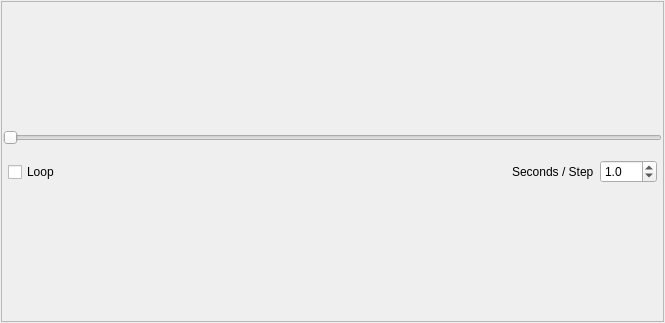
Old version of the form Experimental/QtTools/AnimationControl.ui in the repository perryiv/cadkit.
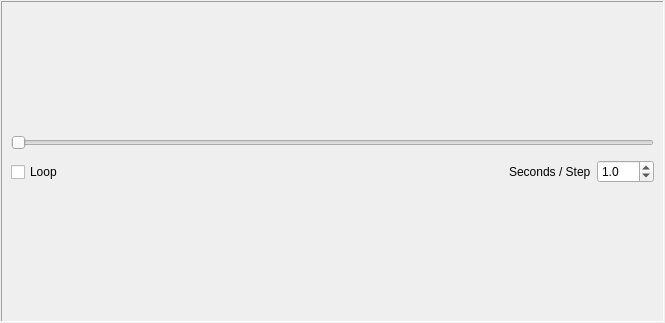
New version of the form.

Commit message: Changed style of the frame

What changed in the file:
```diff
--- a/Experimental/QtTools/AnimationControl.ui
+++ b/Experimental/QtTools/AnimationControl.ui
@@ -13,38 +13,26 @@
    <string>Form</string>
   </property>
   <layout class="QVBoxLayout" >
-   <property name="leftMargin" >
+   <property name="margin" >
     <number>1</number>
    </property>
-   <property name="topMargin" >
-    <number>1</number>
-   </property>
-   <property name="rightMargin" >
-    <number>1</number>
-   </property>
-   <property name="bottomMargin" >
-    <number>1</number>
+   <property name="spacing" >
+    <number>6</number>
    </property>
    <item>
-    <widget class="QFrame" name="frame" >
+    <widget class="QFrame" name="_outerFrame" >
      <property name="frameShape" >
-      <enum>QFrame::StyledPanel</enum>
+      <enum>QFrame::Panel</enum>
      </property>
      <property name="frameShadow" >
       <enum>QFrame::Sunken</enum>
      </property>
      <layout class="QVBoxLayout" >
-      <property name="leftMargin" >
-       <number>1</number>
+      <property name="margin" >
+       <number>9</number>
       </property>
-      <property name="topMargin" >
-       <number>1</number>
-      </property>
-      <property name="rightMargin" >
-       <number>1</number>
-      </property>
-      <property name="bottomMargin" >
-       <number>1</number>
+      <property name="spacing" >
+       <number>6</number>
       </property>
       <item>
        <spacer>
@@ -68,24 +56,26 @@
       </item>
       <item>
        <layout class="QHBoxLayout" >
+        <property name="margin" >
+         <number>0</number>
+        </property>
+        <property name="spacing" >
+         <number>6</number>
+        </property>
         <item>
          <layout class="QHBoxLayout" >
-          <property name="leftMargin" >
-           <number>5</number>
+          <property name="margin" >
+           <number>0</number>
           </property>
-          <property name="topMargin" >
-           <number>5</number>
-          </property>
-          <property name="rightMargin" >
-           <number>5</number>
-          </property>
-          <property name="bottomMargin" >
-           <number>5</number>
+          <property name="spacing" >
+           <number>6</number>
           </property>
           <item>
            <widget class="QCheckBox" name="_loopCheckBox" >
             <property name="sizePolicy" >
-             <sizepolicy vsizetype="Fixed" hsizetype="Fixed" >
+             <sizepolicy>
+              <hsizetype>0</hsizetype>
+              <vsizetype>0</vsizetype>
               <horstretch>0</horstretch>
               <verstretch>0</verstretch>
              </sizepolicy>
@@ -123,7 +113,9 @@
           <item>
            <widget class="QPushButton" name="_stepBackwardButton" >
             <property name="sizePolicy" >
-             <sizepolicy vsizetype="Fixed" hsizetype="Fixed" >
+             <sizepolicy>
+              <hsizetype>0</hsizetype>
+              <vsizetype>0</vsizetype>
               <horstretch>0</horstretch>
               <verstretch>0</verstretch>
              </sizepolicy>
@@ -169,7 +161,9 @@
           <item>
            <widget class="QPushButton" name="_playBackwardButton" >
             <property name="sizePolicy" >
-             <sizepolicy vsizetype="Fixed" hsizetype="Fixed" >
+             <sizepolicy>
+              <hsizetype>0</hsizetype>
+              <vsizetype>0</vsizetype>
               <horstretch>0</horstretch>
               <verstretch>0</verstretch>
              </sizepolicy>
@@ -203,7 +197,9 @@
           <item>
            <widget class="QPushButton" name="_stopButton" >
             <property name="sizePolicy" >
-             <sizepolicy vsizetype="Fixed" hsizetype="Fixed" >
+             <sizepolicy>
+              <hsizetype>0</hsizetype>
+              <vsizetype>0</vsizetype>
               <horstretch>0</horstretch>
               <verstretch>0</verstretch>
              </sizepolicy>
@@ -237,7 +233,9 @@
           <item>
            <widget class="QPushButton" name="_playForwardButton" >
             <property name="sizePolicy" >
-             <sizepolicy vsizetype="Fixed" hsizetype="Fixed" >
+             <sizepolicy>
+              <hsizetype>0</hsizetype>
+              <vsizetype>0</vsizetype>
               <horstretch>0</horstretch>
               <verstretch>0</verstretch>
              </sizepolicy>
@@ -271,7 +269,9 @@
           <item>
            <widget class="QPushButton" name="_stepForwardButton" >
             <property name="sizePolicy" >
-             <sizepolicy vsizetype="Fixed" hsizetype="Fixed" >
+             <sizepolicy>
+              <hsizetype>0</hsizetype>
+              <vsizetype>0</vsizetype>
               <horstretch>0</horstretch>
               <verstretch>0</verstretch>
              </sizepolicy>
@@ -325,17 +325,11 @@
         </item>
         <item>
          <layout class="QHBoxLayout" >
-          <property name="leftMargin" >
-           <number>5</number>
+          <property name="margin" >
+           <number>0</number>
           </property>
-          <property name="topMargin" >
-           <number>5</number>
-          </property>
-          <property name="rightMargin" >
-           <number>5</number>
-          </property>
-          <property name="bottomMargin" >
-           <number>5</number>
+          <property name="spacing" >
+           <number>6</number>
           </property>
           <item>
            <widget class="QLabel" name="label" >
@@ -358,12 +352,12 @@
             <property name="decimals" >
              <number>1</number>
             </property>
-            <property name="minimum" >
-             <double>0.100000000000000</double>
-            </property>
             <property name="maximum" >
              <double>100.000000000000000</double>
             </property>
+            <property name="minimum" >
+             <double>0.100000000000000</double>
+            </property>
             <property name="singleStep" >
              <double>0.100000000000000</double>
             </property>
```
